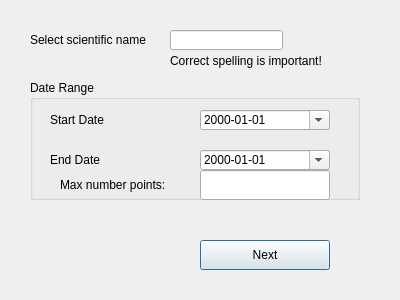
This is WFS_search.ui in albabjorkman/GIT-project as Qt 5 draws it before an edit. The edited form follows.
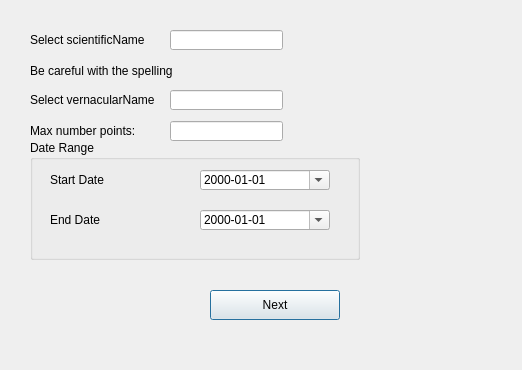
This is the edited form.

Patch:
```diff
--- a/WFS_search.ui
+++ b/WFS_search.ui
@@ -6,8 +6,8 @@
    <rect>
     <x>0</x>
     <y>0</y>
-    <width>400</width>
-    <height>300</height>
+    <width>522</width>
+    <height>370</height>
    </rect>
   </property>
   <property name="windowTitle">
@@ -17,8 +17,8 @@
   <widget class="QPushButton" name="loadDataButton">
    <property name="geometry">
     <rect>
-     <x>200</x>
-     <y>240</y>
+     <x>210</x>
+     <y>290</y>
      <width>130</width>
      <height>30</height>
     </rect>
@@ -27,8 +27,7 @@
     <string>Next</string>
    </property>
   </widget>
-
-  <widget class="QLabel" name="labelAreaType_2">
+  <widget class="QLabel" name="lableAreaType_2">
    <property name="geometry">
     <rect>
      <x>30</x>
@@ -38,10 +37,9 @@
     </rect>
    </property>
    <property name="text">
-    <string>Select scientific name</string>
+    <string>Select scientificName</string>
    </property>
   </widget>
-
   <widget class="QLineEdit" name="scientificName">
    <property name="geometry">
     <rect>
@@ -52,26 +50,47 @@
     </rect>
    </property>
   </widget>
-
-  <widget class="QLabel" name="labelReminder">
+  <widget class="QLabel" name="lableAreaType_3">
    <property name="geometry">
     <rect>
-     <x>170</x>
-     <y>40</y>
+     <x>30</x>
+     <y>50</y>
      <width>151</width>
      <height>41</height>
     </rect>
    </property>
    <property name="text">
-    <string>Correct spelling is important!</string>
+    <string>Be careful with the spelling</string>
    </property>
   </widget>
-
+  <widget class="QLabel" name="lableAreaType_4">
+   <property name="geometry">
+    <rect>
+     <x>30</x>
+     <y>79</y>
+     <width>130</width>
+     <height>41</height>
+    </rect>
+   </property>
+   <property name="text">
+    <string>Select vernacularName</string>
+   </property>
+  </widget>
+  <widget class="QLineEdit" name="vernacularName">
+   <property name="geometry">
+    <rect>
+     <x>170</x>
+     <y>90</y>
+     <width>113</width>
+     <height>20</height>
+    </rect>
+   </property>
+  </widget>
   <widget class="QGroupBox" name="dateAndTimeBox">
     <property name="geometry">
         <rect>
             <x>30</x>
-            <y>80</y>
+     <y>140</y>
             <width>330</width>
             <height>120</height>
         </rect>
@@ -136,37 +155,34 @@
     <property name="displayFormat">
      <string>yyyy-MM-dd</string>
     </property>
-   </widget>
-
-   <!-- Label max number WFS points -->
-   <widget class="QLabel" name="maxNbr_WFSLabel">
-   <property name="geometry">
-    <rect>
-     <x>30</x>
-     <y>90</y>
-     <width>130</width>
-     <height>30</height>
-    </rect>
-   </property>
-   <property name="text">
-    <string>Max number points:</string>
-   </property>
-  </widget>
-
-   <!-- QLineEdit max number WFS points -->
+    <property name="calendarPopup">
+     <bool>true</bool>
+    </property>
+   </widget>
+  </widget>
    <widget class="QLineEdit" name="maxNbr_WFS">
    <property name="geometry">
     <rect>
      <x>170</x>
-     <y>90</y>
+     <y>121</y>
+     <width>113</width>
+     <height>20</height>
+    </rect>
+   </property>
+  </widget>
+  <widget class="QLabel" name="lableAreaType_6">
+   <property name="geometry">
+    <rect>
+     <x>30</x>
+     <y>110</y>
      <width>130</width>
-     <height>30</height>
+     <height>41</height>
     </rect>
    </property>
+   <property name="text">
+    <string>Max number points:</string>
+   </property>
   </widget>
-
-  </widget>
-
  </widget>
  <resources/>
  <connections/>
```
Left out of the diff: 12 changed lines with no effect on the pictures. Lines whose indentation alone changed are shown as unchanged.
